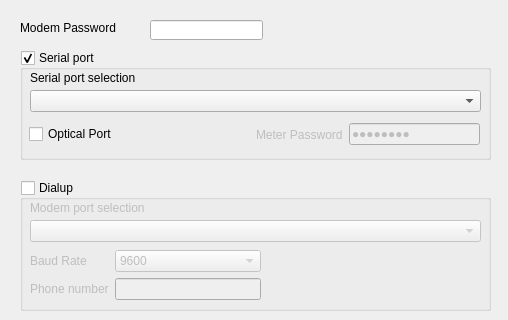
Old version of the form connect.ui in the repository nmacs/metcom; both pictures show x 0 to 508 and y 0 to 320 of the 508 by 475 pixel window.
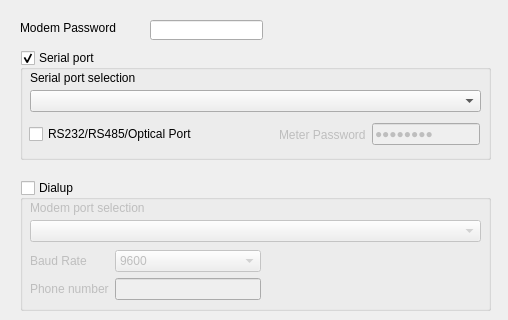
New version of the form. Custom widgets are drawn as their Qt base class.

```diff
--- a/connect.ui
+++ b/connect.ui
@@ -77,7 +77,7 @@
      <item>
       <widget class="QCheckBox" name="chkOpticalMode">
        <property name="text">
-        <string>Optical Port</string>
+        <string>RS232/RS485/Optical Port</string>
        </property>
       </widget>
      </item>
```
